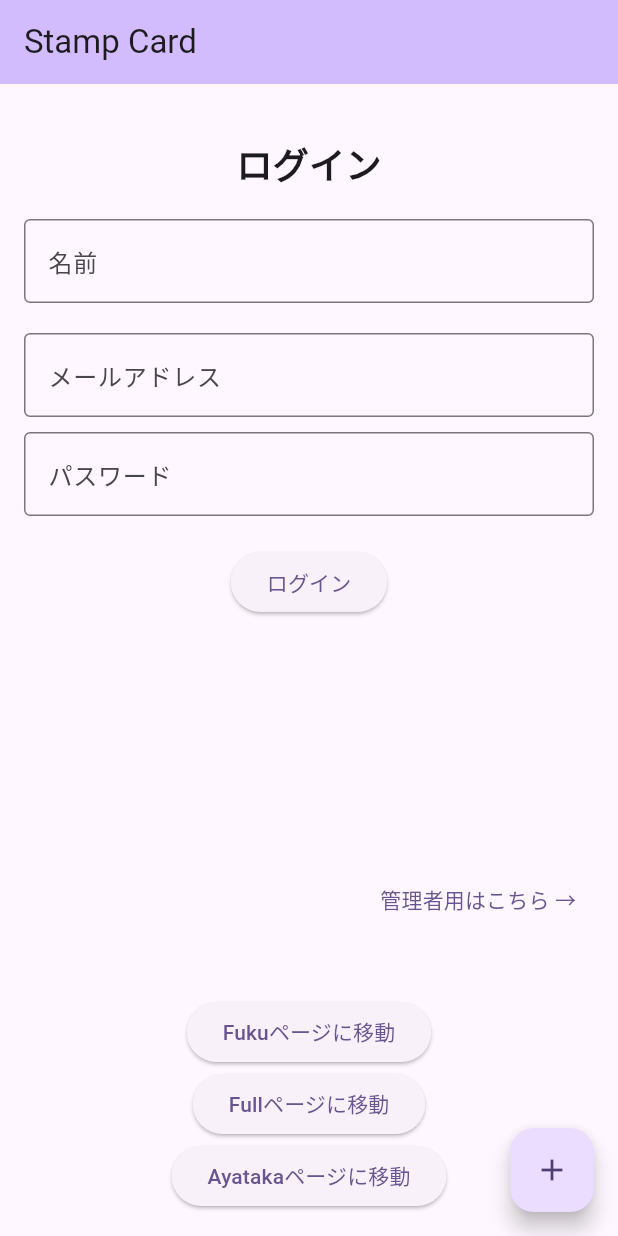
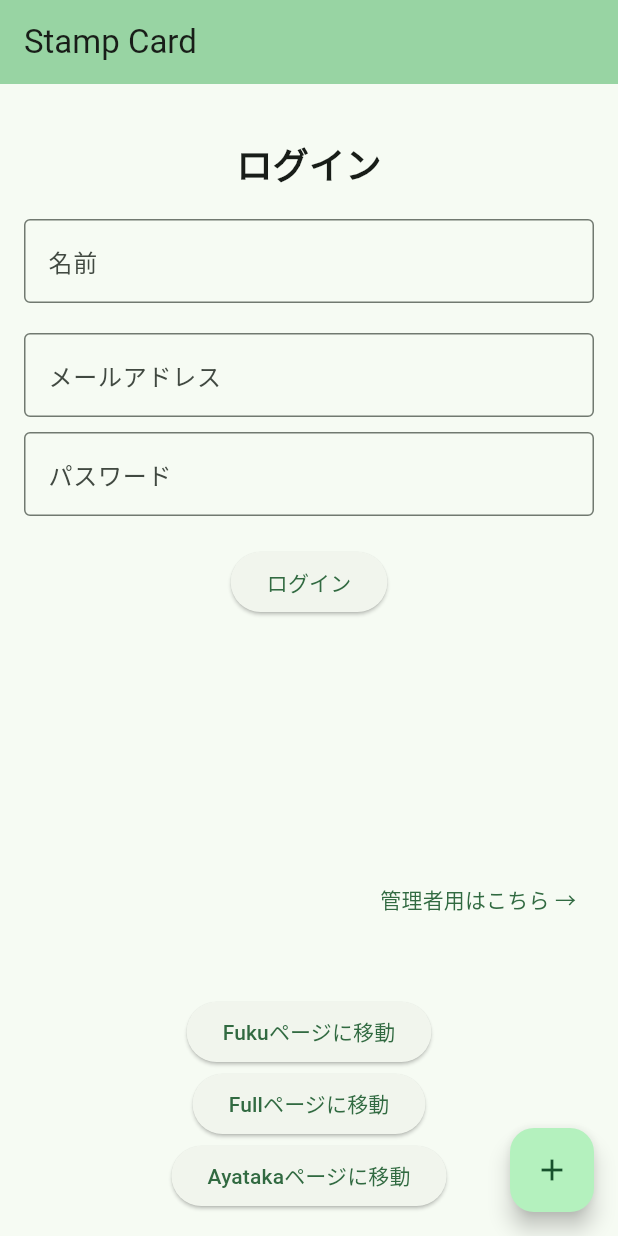
Before and after one commit to fuku-000/respon2, a Flutter app: the screen it shows after launch, on a phone screen of 412 x 824 dp. Run offline on Flutter 3.47's test engine with Material 3 defaults, Android fonts, the phone set to English and light mode, and no system bars; our stand-ins replace cloud_firestore, firebase_auth, firebase_core, shared_preferences, table_calendar; accounts and stored records are empty.

Commit message:
色変更

```diff
--- a/lib/ayataka.dart
+++ b/lib/ayataka.dart
@@ -29,7 +29,7 @@ class _LoginPage extends State<AyatakaPage> {
       //ホームページへ遷移する処理を書く
       await Navigator.of(context).pushReplacement(
         MaterialPageRoute(builder: (context) {
-          return FukuPage();
+          return FullPage();
         }),
       );
     } else {
--- a/lib/main.dart
+++ b/lib/main.dart
@@ -28,7 +28,7 @@ class MyApp extends StatelessWidget {
     return MaterialApp(
       title: 'respon2',
       theme: ThemeData(
-        colorScheme: ColorScheme.fromSeed(seedColor: Colors.deepPurple),
+        colorScheme: ColorScheme.fromSeed(seedColor: Color(0xFFAFE3B7)),
         useMaterial3: true,
       ),
       home: const MyHomePage(title: 'Stamp Card'),
@@ -94,6 +94,7 @@ class _MyHomePageState extends State<MyHomePage> {
   @override
   Widget build(BuildContext context) {
     return Scaffold(
+      resizeToAvoidBottomInset: true, // キーボード表示時の調整を有効化
       appBar: AppBar(
         backgroundColor: Theme.of(context).colorScheme.inversePrimary,
         title: Text(widget.title),
```
